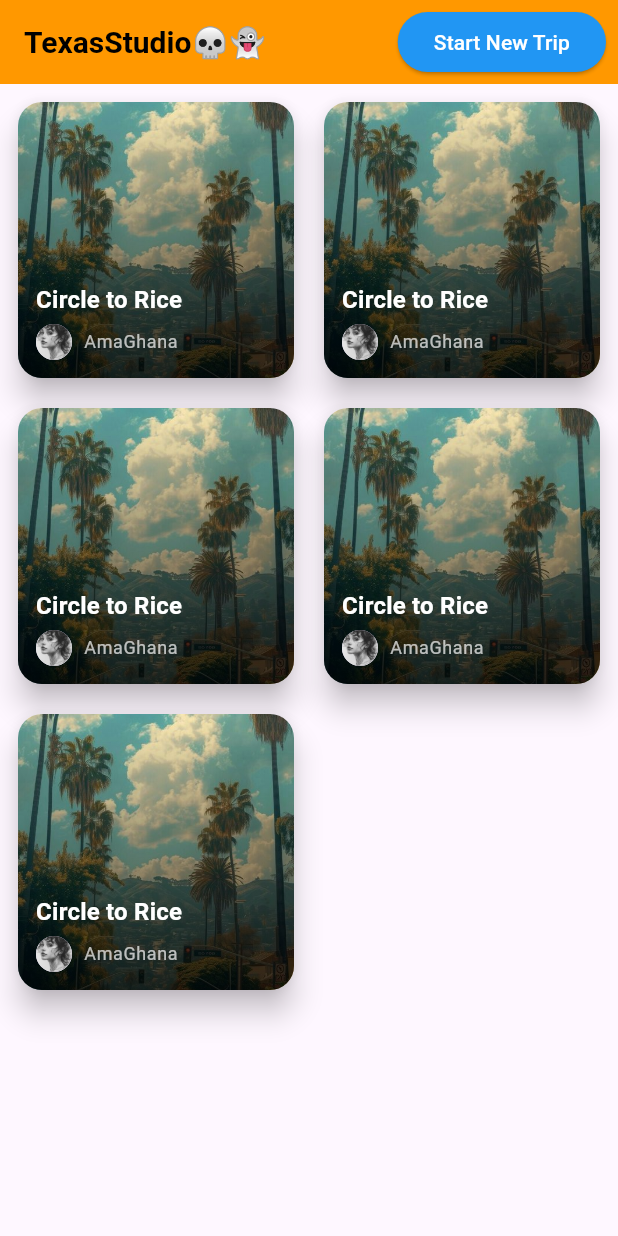
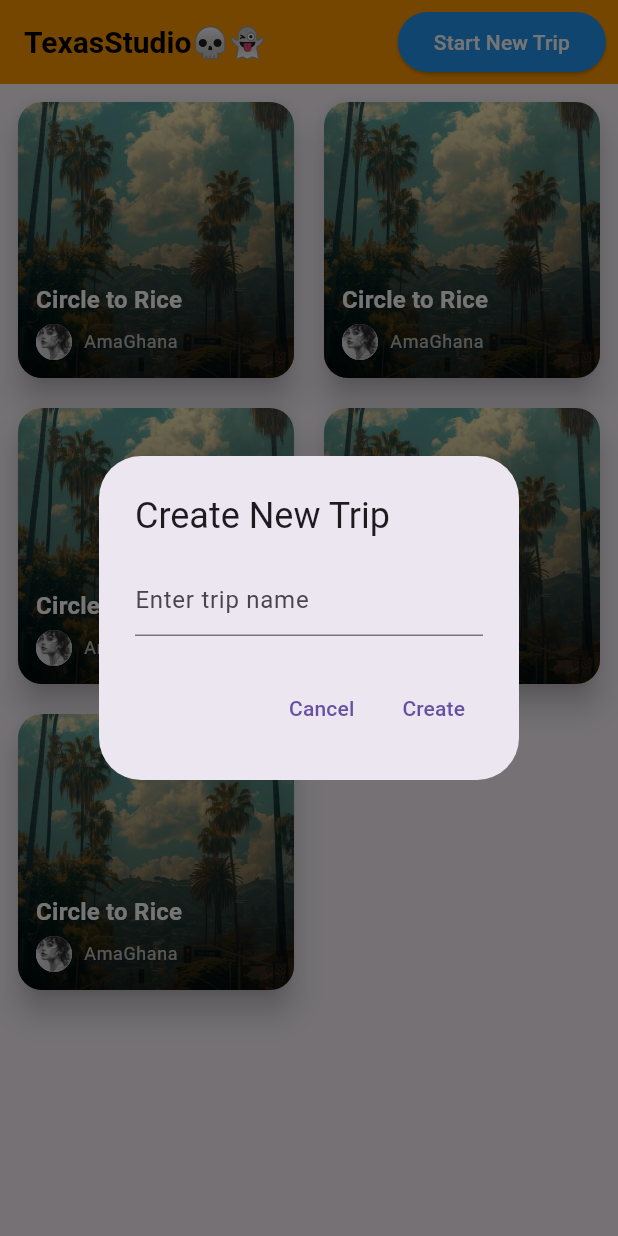
Before and after one commit to kwabena369/LeaveTracks, a Flutter app: the screen it shows after launch, after a tap on "Start New Trip", on a phone screen of 412 x 824 dp. Run offline on Flutter 3.47's test engine with Material 3 defaults, Android fonts, the phone set to English and light mode, and no system bars; our stand-ins replace geolocator, google_maps_flutter, sensors_plus; network calls fail.

Commit message:
Criple_Ghosted

```diff
--- a/leave_tracks/lib/Screens/Trips/LandingPage.dart
+++ b/leave_tracks/lib/Screens/Trips/LandingPage.dart
@@ -1,6 +1,8 @@
 import 'package:flutter/material.dart';
 import 'package:leave_tracks/Service/TripService/Trips.dart';
 import 'package:leave_tracks/Widgets/SingleSavedRoute.dart';
+
+import 'RealTimeTrackingMap.dart';
 
 class LandingPage extends StatefulWidget {
   const LandingPage({Key? key}) : super(key: key);
@@ -17,7 +19,44 @@ class _LandingPageState extends State<LandingPage> {
   }
 
   void _startNewTrip() {
-    // TODO: Implement new trip functionality
+    showDialog(
+      context: context,
+      builder: (BuildContext context) {
+        String newTripName = '';
+        return AlertDialog(
+          title: Text('Create New Trip'),
+          content: TextField(
+            onChanged: (value) {
+              newTripName = value;
+            },
+            decoration: InputDecoration(hintText: "Enter trip name"),
+          ),
+          actions: <Widget>[
+            TextButton(
+              child: Text('Cancel'),
+              onPressed: () {
+                Navigator.of(context).pop();
+              },
+            ),
+            TextButton(
+              child: Text('Create'),
+              onPressed: () {
+                Navigator.of(context).pop();
+                if (newTripName.isNotEmpty) {
+                  Navigator.push(
+                    context,
+                    MaterialPageRoute(
+                      builder: (context) =>
+                          RealTimeTrackingMap(tripName: newTripName),
+                    ),
+                  );
+                }
+              },
+            ),
+          ],
+        );
+      },
+    );
   }
 
   @override
@@ -27,8 +66,8 @@ class _LandingPageState extends State<LandingPage> {
         backgroundColor: Colors.orange,
         title: const Text(
           "TexasStudio💀👻",
-          style: TextStyle(color: Colors.black, fontWeight: FontWeight.bold,
-          fontSize: 20),
+          style: TextStyle(
+              color: Colors.black, fontWeight: FontWeight.bold, fontSize: 20),
         ),
         actions: [
           Padding(
@@ -42,7 +81,7 @@ class _LandingPageState extends State<LandingPage> {
                 ),
               ),
               child: const Text("Start New Trip",
-              style: TextStyle(color: Colors.white),),
+                  style: TextStyle(color: Colors.white)),
             ),
           ),
         ],
@@ -52,7 +91,7 @@ class _LandingPageState extends State<LandingPage> {
         child: GridView.builder(
           gridDelegate: const SliverGridDelegateWithFixedCrossAxisCount(
             crossAxisCount: 2,
-            childAspectRatio: 1, // Square aspect ratio for the cards
+            childAspectRatio: 1,
             crossAxisSpacing: 12,
             mainAxisSpacing: 12,
           ),
```
Also changed, not shown: leave_tracks/lib/Screens/Trips/RealTimeTrackingMap.dart (+7 -1 lines).
